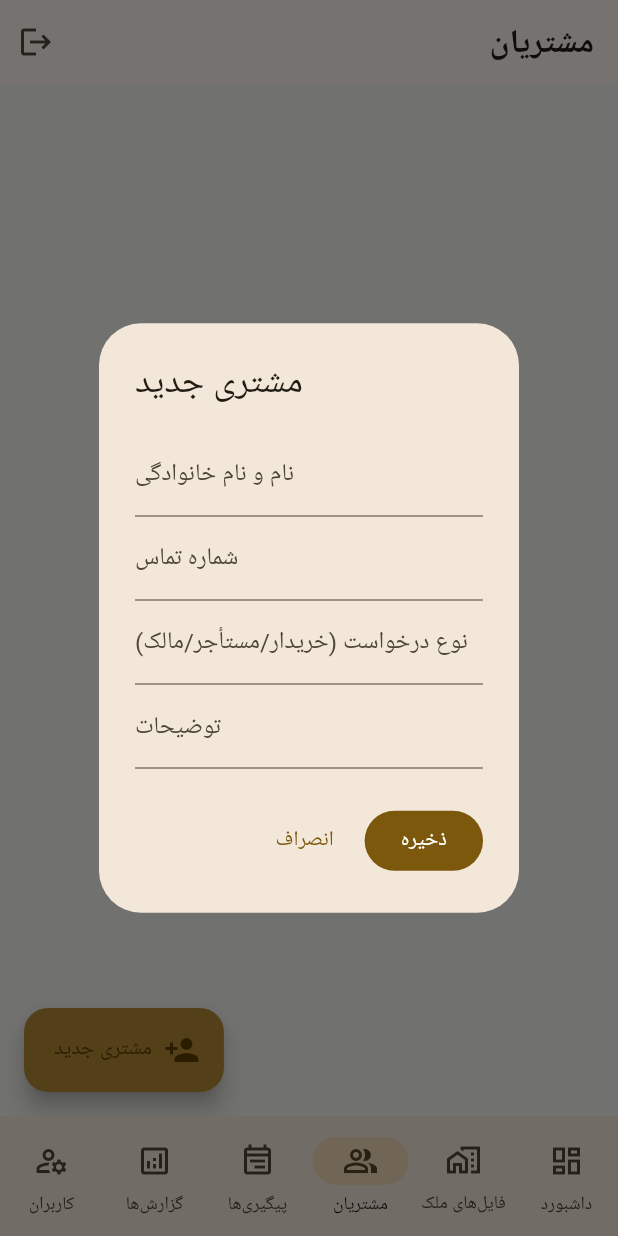
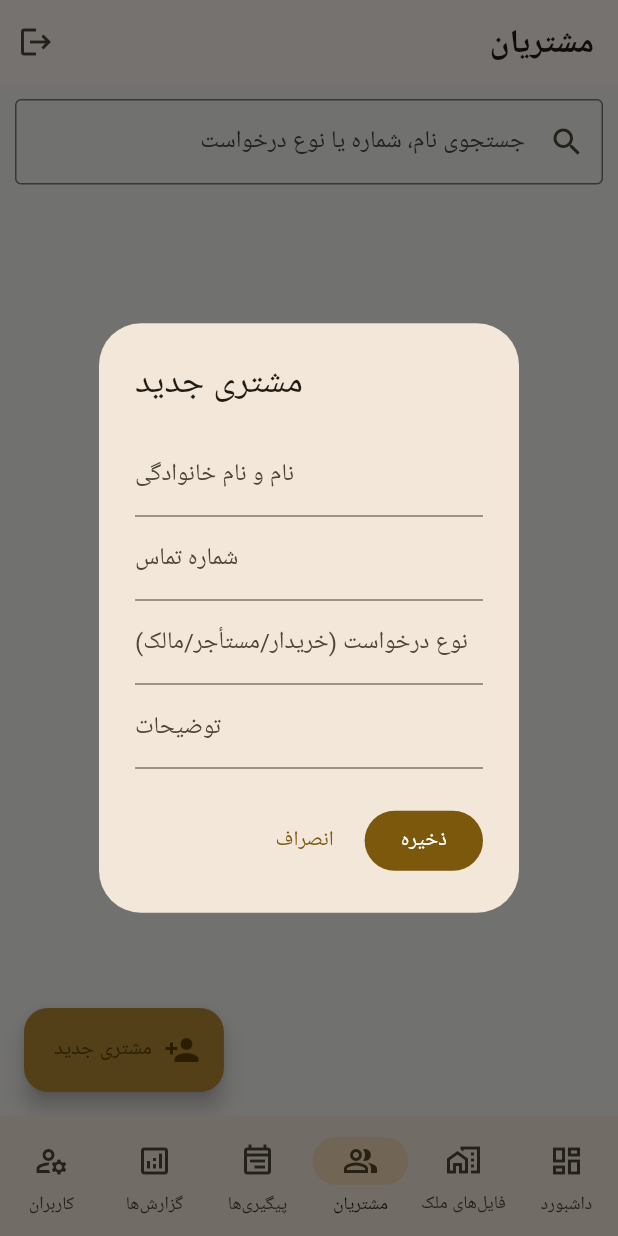
Before and after one commit to momenibabak646-creator/amlak-panah, a Flutter app: the screen it shows once a user with an empty profile is signed in, item 3 of the bottom bar chosen, after a tap on "مشتری جدید", on a phone screen of 412 x 824 dp. Run offline on Flutter 3.47's test engine with Material 3 defaults, Android fonts, the phone set to English and light mode, and no system bars; our stand-ins replace image_picker, shared_preferences, supabase_flutter; accounts and stored records are empty.

Commit message:
Add customer search across name phone and request type

```diff
--- a/lib/app_pages.dart
+++ b/lib/app_pages.dart
@@ -133,7 +133,16 @@ class _CustomersPageState extends State<CustomersPage>{
  Future<void> load()async{try{rows=await AmlakSupabase.loadCustomers();}catch(e){err(e);}if(mounted)setState(()=>loading=false);}
  void err(Object e)=>ScaffoldMessenger.of(context).showSnackBar(SnackBar(content:Text('خطا: $e')));
  Future<void> edit([Map<String,dynamic>? p])async{final name=TextEditingController(text:p?['full_name']??'');final phone=TextEditingController(text:p?['phone']??'');final type=TextEditingController(text:p?['customer_type']??'');final note=TextEditingController(text:p?['description']??'');final ok=await showDialog<bool>(context:context,builder:(ctx)=>AlertDialog(title:Text(p==null?'مشتری جدید':'ویرایش مشتری'),content:SingleChildScrollView(child:Column(mainAxisSize:MainAxisSize.min,children:[TextField(controller:name,decoration:const InputDecoration(labelText:'نام و نام خانوادگی')),TextField(controller:phone,decoration:const InputDecoration(labelText:'شماره تماس'),keyboardType:TextInputType.phone),TextField(controller:type,decoration:const InputDecoration(labelText:'نوع درخواست (خریدار/مستأجر/مالک)')),TextField(controller:note,decoration:const InputDecoration(labelText:'توضیحات'))])),actions:[TextButton(onPressed:()=>Navigator.pop(ctx,false),child:const Text('انصراف')),FilledButton(onPressed:()=>Navigator.pop(ctx,true),child:const Text('ذخیره'))]));if(ok!=true||name.text.trim().isEmpty)return;try{final saved=await AmlakSupabase.saveRow('customers',{'full_name':name.text.trim(),'phone':phone.text.trim(),'customer_type':type.text.trim(),'description':note.text.trim()},id:p?['id']?.toString());if(p==null)rows.insert(0,saved);else rows[rows.indexWhere((x)=>x['id']==p['id'])]=saved;setState((){});}catch(e){err(e);}}
- @override Widget build(BuildContext context)=>Scaffold(floatingActionButton:FloatingActionButton.extended(onPressed:()=>edit(),backgroundColor:gold,icon:const Icon(Icons.person_add),label:const Text('مشتری جدید')),body:loading?const Center(child:CircularProgressIndicator()):RefreshIndicator(onRefresh:load,child:ListView.builder(itemCount:rows.length,itemBuilder:(ctx,i){final p=rows[i];return Card(child:ListTile(leading:const CircleAvatar(child:Icon(Icons.person)),title:Text(p['full_name']??''),subtitle:Text('${p['phone']??''} • ${p['customer_type']??''}\n${p['description']??''}'),isThreeLine:true,onTap:()=>edit(p),trailing:IconButton(icon:const Icon(Icons.edit),onPressed:()=>edit(p))));})));
+ @override Widget build(BuildContext context){
+    final filtered=rows.where((p)=>('${p['full_name']} ${p['phone']} ${p['customer_type']}').toLowerCase().contains(query.toLowerCase())).toList();
+    return Scaffold(
+      floatingActionButton:FloatingActionButton.extended(onPressed:()=>edit(),backgroundColor:gold,icon:const Icon(Icons.person_add),label:const Text('مشتری جدید')),
+      body:loading?const Center(child:CircularProgressIndicator()):RefreshIndicator(onRefresh:load,child:Column(children:[
+        Padding(padding:const EdgeInsets.all(10),child:TextField(onChanged:(v)=>setState(()=>query=v),decoration:const InputDecoration(prefixIcon:Icon(Icons.search),hintText:'جستجوی نام، شماره یا نوع درخواست',border:OutlineInputBorder()))),
+        Expanded(child:ListView.builder(itemCount:filtered.length,itemBuilder:(ctx,i){final p=filtered[i];return Card(child:ListTile(leading:const CircleAvatar(child:Icon(Icons.person)),title:Text(p['full_name']??''),subtitle:Text('${p['phone']??''} • ${p['customer_type']??''}\n${p['description']??''}'),isThreeLine:true,onTap:()=>edit(p),trailing:IconButton(icon:const Icon(Icons.edit),onPressed:()=>edit(p))));}))
+      ]))
+    );
+  }
 }
 
 class FollowupsPage extends StatefulWidget {const FollowupsPage({super.key});@override State<FollowupsPage> createState()=>_FollowupsPageState();}
```
